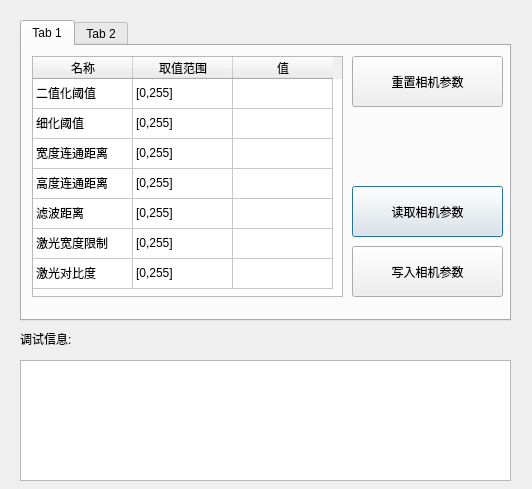
qubo188612/leaser_measurement, file leaser_paramsetingdlg.ui: the form before one commit.
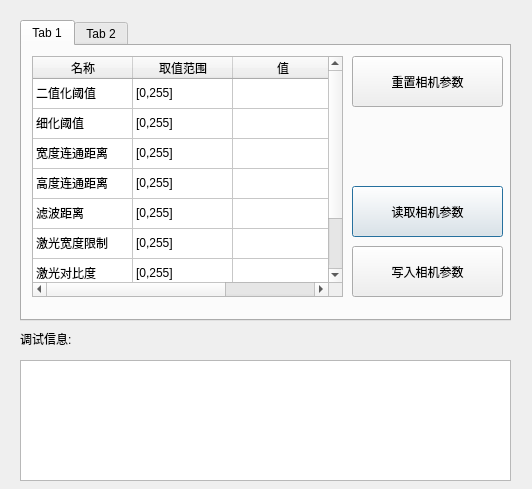
The form after the commit. The open tabs and pages were chosen to show the change.

What changed in the file:
```diff
--- a/leaser_paramsetingdlg.ui
+++ b/leaser_paramsetingdlg.ui
@@ -76,6 +76,11 @@
        <string>7</string>
       </property>
      </row>
+     <row>
+      <property name="text">
+       <string>8</string>
+      </property>
+     </row>
      <column>
       <property name="text">
        <string>名称</string>
@@ -196,6 +201,21 @@
        <string/>
       </property>
      </item>
+     <item row="7" column="0">
+      <property name="text">
+       <string>滤波模式</string>
+      </property>
+     </item>
+     <item row="7" column="1">
+      <property name="text">
+       <string>[0,3]</string>
+      </property>
+     </item>
+     <item row="7" column="2">
+      <property name="text">
+       <string/>
+      </property>
+     </item>
     </widget>
     <widget class="QPushButton" name="readTab1Btn">
      <property name="geometry">
```
Left out of the diff: 2 changed lines with no effect on the pictures.
